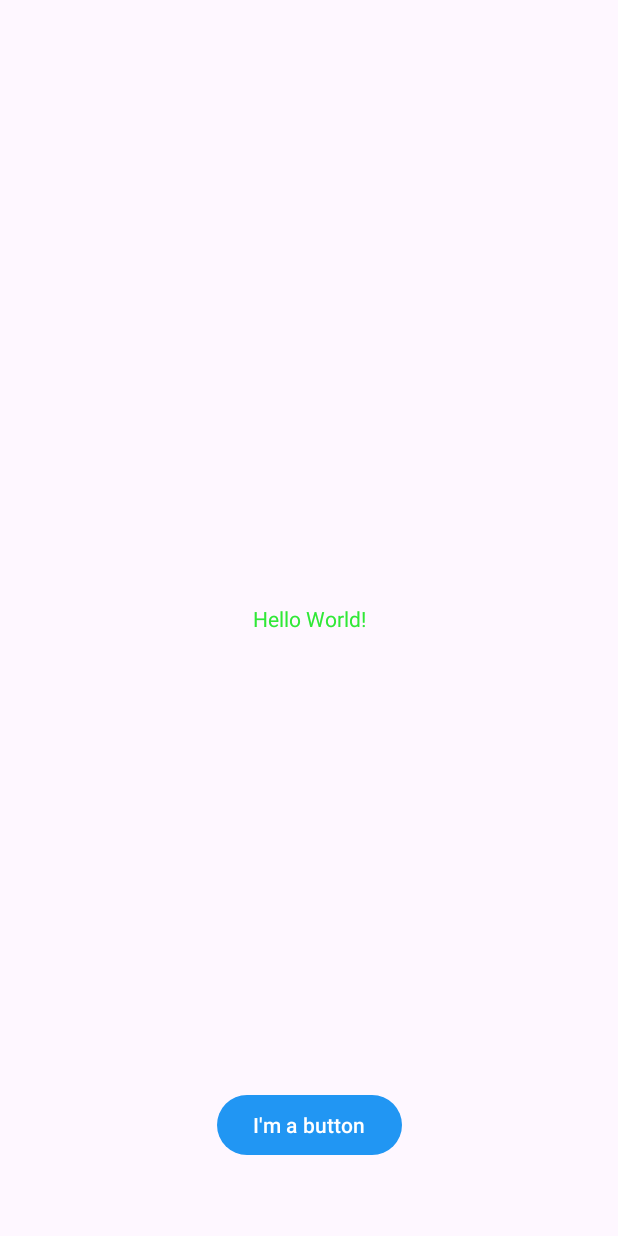
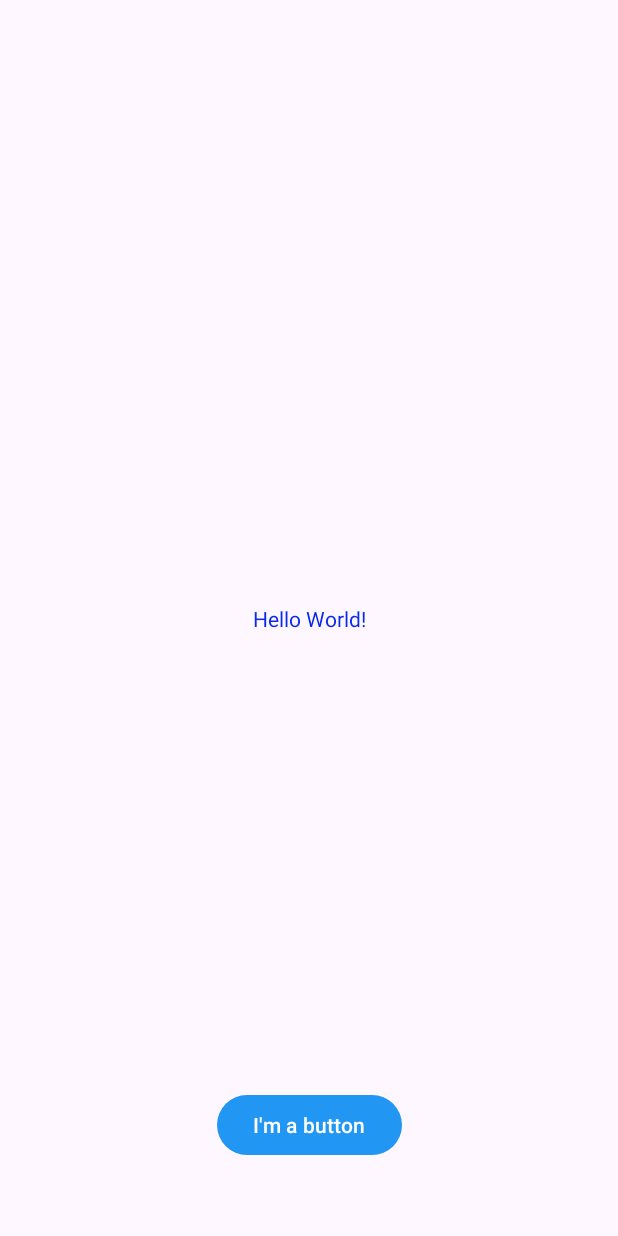
Before and after one commit to aydoganali/MyAndroidLabs, an Android app: the screen it shows after launch (MainActivity), on a phone screen of 412 x 824 dp. Run offline under Robolectric (Android 15) with nearby library versions, the light colour scheme and no system bars.

Commit message:
Text colour changed

```diff
--- a/app/src/main/res/values/colors.xml
+++ b/app/src/main/res/values/colors.xml
@@ -3,7 +3,7 @@
     <color name="my_primary">#2196F3</color>
     <color name="my_secondary">#FFFFFFFF</color>
     <color name="my_statusbar">#E91E63</color>
-    <color name="my_text">#30E837</color>
+    <color name="my_text">#072AEC</color>
 
     <color name="black">#FF000000</color>
     <color name="white">#FFFFFFFF</color>
```
